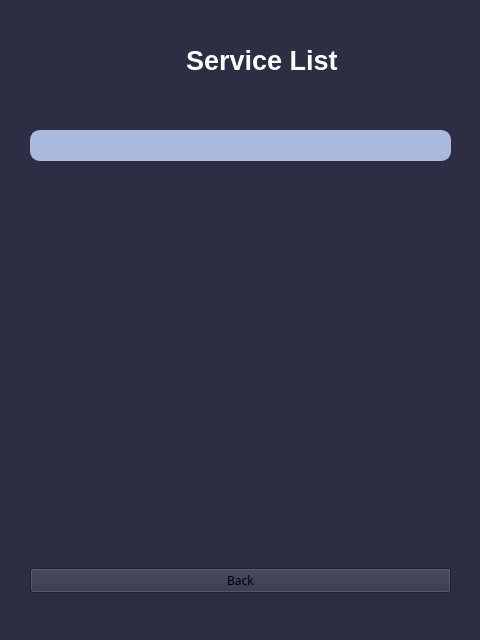
Ghazimuhammad/Reservasi-Bengkel, file file_ui/service_list.ui: the form before one commit.
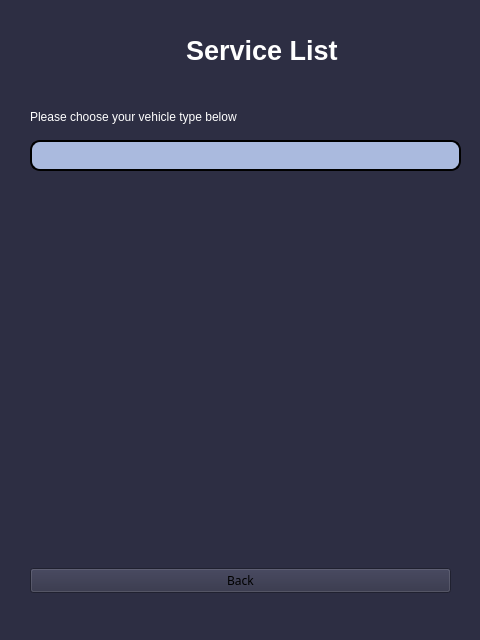
The form after the commit. Icons and pictures are not drawn.

Commit message: benerin ui sama adapt dikit

Diff of the .ui file:
```diff
--- a/file_ui/service_list.ui
+++ b/file_ui/service_list.ui
@@ -17,59 +17,13 @@
    <string notr="true">background-color: #2D2E43;</string>
   </property>
   <widget class="QWidget" name="centralwidget">
-   <widget class="QComboBox" name="Combobox">
-    <property name="geometry">
-     <rect>
-      <x>30</x>
-      <y>130</y>
-      <width>421</width>
-      <height>31</height>
-     </rect>
-    </property>
-    <property name="styleSheet">
-     <string notr="true">QComboBox {
-    background-color: #aabade;
-    border: 2px solid #aabade;
-    border-radius: 10px;
-    padding: 8px 16px;
-    font-size: 16px;
-    min-width: 150px;
-    color: #ffffff;  /* Text color */
-    selection-background-color: #aabade;
-}
-
-QComboBox::drop-down {
-    background-color: #aabade;
-    border: none;
-    width: 30px;
-    border-top-right-radius: 10px;
-    border-bottom-right-radius: 10px;
-}
-
-QComboBox::down-arrow {
-    image: url(down_arrow.png);
-    width: 15px;
-    height: 15px;
-}
-
-QComboBox QAbstractItemView {
-    border: 1px solid #ccc;
-    border-radius: 5px;
-    background-color: #2D2E43;  /* Item view background color */
-    selection-background-color: #aabade;
-    selection-color: #ffffff;  /* Item view text color */
-    min-width: 150px;
-    font-size: 16px;
-}</string>
-    </property>
-   </widget>
    <widget class="QWidget" name="verticalLayoutWidget">
     <property name="geometry">
      <rect>
       <x>30</x>
-      <y>170</y>
+      <y>180</y>
       <width>431</width>
-      <height>381</height>
+      <height>371</height>
      </rect>
     </property>
     <layout class="QVBoxLayout" name="verticalLayout"/>
@@ -125,7 +79,7 @@
     <property name="geometry">
      <rect>
       <x>30</x>
-      <y>20</y>
+      <y>10</y>
       <width>431</width>
       <height>81</height>
      </rect>
@@ -153,6 +107,65 @@
      </item>
     </layout>
    </widget>
+   <widget class="QWidget" name="verticalLayoutWidget_2">
+    <property name="geometry">
+     <rect>
+      <x>30</x>
+      <y>100</y>
+      <width>431</width>
+      <height>71</height>
+     </rect>
+    </property>
+    <layout class="QVBoxLayout" name="verticalLayout_2">
+     <item>
+      <widget class="QLabel" name="label_2">
+       <property name="text">
+        <string>&lt;html&gt;&lt;head/&gt;&lt;body&gt;&lt;p&gt;&lt;span style=&quot; color:#ffffff;&quot;&gt;Please choose your vehicle type below&lt;/span&gt;&lt;/p&gt;&lt;/body&gt;&lt;/html&gt;</string>
+       </property>
+      </widget>
+     </item>
+     <item>
+      <widget class="QComboBox" name="Combobox">
+       <property name="styleSheet">
+        <string notr="true">QComboBox {
+    background-color: #aabade;
+    border: 2px solid;
+    border-radius: 10px;
+    padding: 3px 7px;
+    font-size: 16px;
+    min-width: 150px;
+    color: #ffffff;  /* Text color */
+    selection-background-color: #aabade;
+}
+
+QComboBox::drop-down {
+    background-color: #aabade;
+    border: none;
+    width: 30px;
+    border-top-right-radius: 10px;
+    border-bottom-right-radius: 10px;
+}
+
+QComboBox::down-arrow {
+    image: url(down_arrow.png);
+    width: 15px;
+    height: 15px;
+}
+
+QComboBox QAbstractItemView {
+    border: 1px solid #ccc;
+    border-radius: 5px;
+    background-color: #2D2E43;  /* Item view background color */
+    selection-background-color: #aabade;
+    selection-color: #ffffff;  /* Item view text color */
+    min-width: 150px;
+    font-size: 16px;
+}</string>
+       </property>
+      </widget>
+     </item>
+    </layout>
+   </widget>
   </widget>
   <widget class="QStatusBar" name="statusbar"/>
  </widget>
```
The commit also changes 7 other files.
